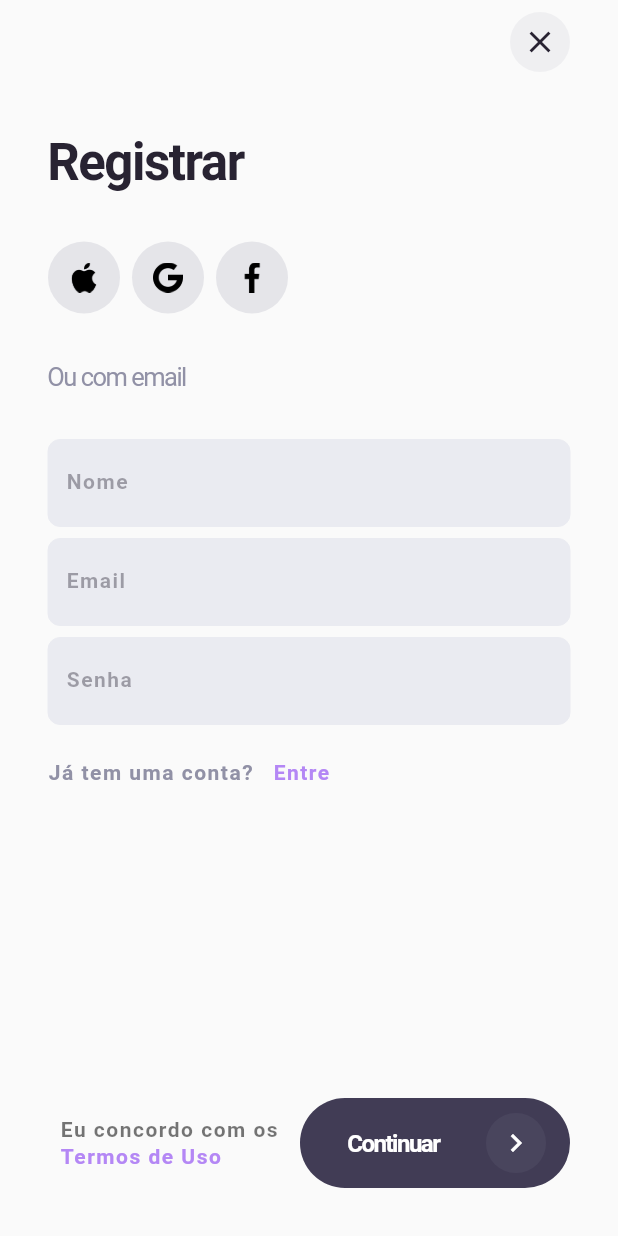
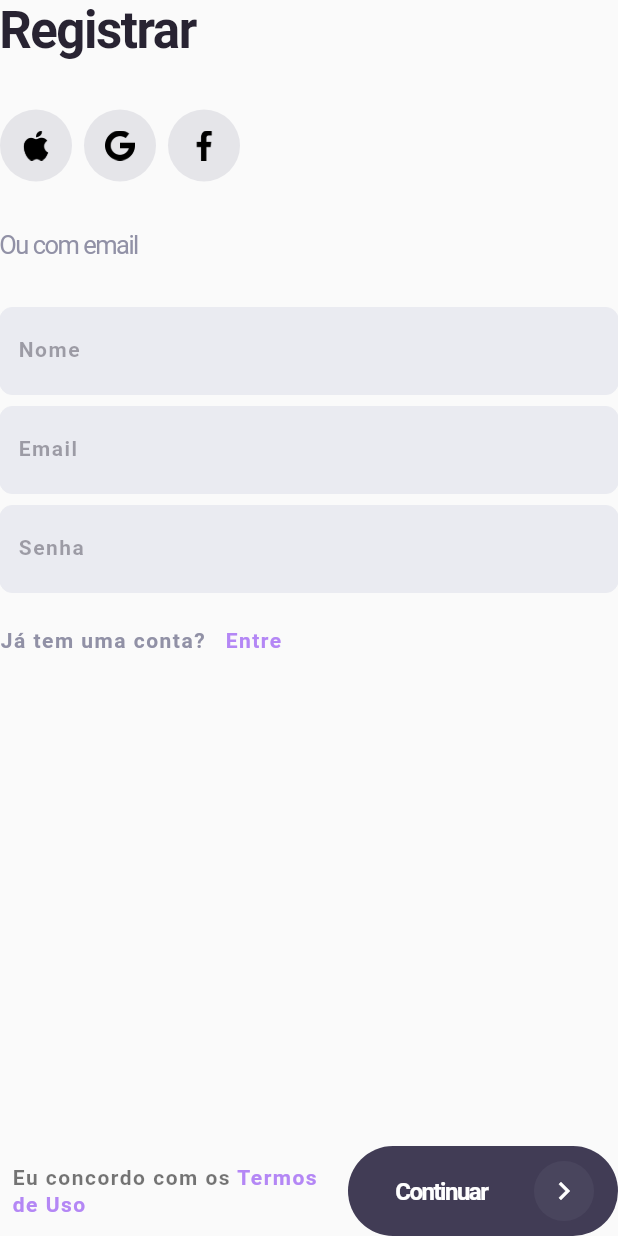
Before and after one commit to yanncabral/vitrine-flutter, a Flutter app: the SignUpPage widget shown alone on an empty page, opened directly, on a phone screen of 412 x 824 dp. Run offline on Flutter 3.47's test engine with Material 2 defaults, Android fonts, the phone set to English and light mode, and no system bars; our stand-ins replace dartz, email_validator, equatable, firebase_core, google_fonts; accounts and stored records are empty; Roboto replaces fonts that are missing (Overpass).

Commit message:
separate SignUpPage in AuthenticationPage

```diff
--- a/lib/main.dart
+++ b/lib/main.dart
@@ -1,8 +1,9 @@
 import 'package:firebase_core/firebase_core.dart';
 import 'package:flutter/material.dart';
+import 'package:vitrine/ui/authentication/authentication_page.dart';
+import 'package:vitrine/ui/authentication/signup_page.dart';
 import 'package:vitrine/ui/design/text_theme.dart';
 import 'package:vitrine/ui/onboarding_page/onboarding_page.dart';
-import 'package:vitrine/ui/signup_page/signup_page.dart';
 
 Future<void> main() async {
   WidgetsFlutterBinding.ensureInitialized();
@@ -24,7 +25,7 @@ class _AppState extends State<App> {
       theme: ThemeData(textTheme: textTheme),
       debugShowCheckedModeBanner: false,
       routes: {
-        '/auth': (context) => SignUpPage(),
+        '/auth': (context) => AuthenticationPage(),
       },
       home: FutureBuilder(
         future: _initialization,
--- a/lib/ui/signup_page/signup_page.dart
+++ b/lib/ui/authentication/signup_page.dart
@@ -9,68 +9,12 @@ import 'package:vitrine/main/factory/domain/view_models/signup_view_model_factor
 import 'package:vitrine/ui/design/components/vanilla_action_button.dart';
 import 'package:vitrine/ui/design/vanilla_color_scheme.dart';
 
-class SignUpPage extends StatefulWidget {
-  @override
-  State<SignUpPage> createState() => _SignUpPageState();
-}
-
-class _SignUpPageState extends State<SignUpPage> {
+class SignUpPage extends StatelessWidget {
   final _presenter = SignUpViewModelFactory.factory;
-  late ScrollController _scrollController;
-  bool isScrolledDown = true;
-
-  @override
-  void initState() {
-    super.initState();
-    _scrollController = ScrollController()
-      ..addListener(() {
-        final newIsScrolledDown = _scrollController.offset <= 0;
-        if (newIsScrolledDown != isScrolledDown) {
-          setState(() {
-            isScrolledDown = newIsScrolledDown;
-          });
-        }
-      });
-  }
-
-  @override
-  void dispose() {
-    _scrollController.dispose();
-    super.dispose();
-  }
 
   @override
   Widget build(BuildContext context) {
-    return Scaffold(
-      resizeToAvoidBottomInset: true,
-      appBar: AppBar(
-        elevation: isScrolledDown ? 0 : 3,
-        backgroundColor: Theme.of(context).scaffoldBackgroundColor,
-        automaticallyImplyLeading: false,
-        actions: [
-          Padding(
-            padding: const EdgeInsets.symmetric(horizontal: 32.0),
-            child: CircleAvatar(
-              backgroundColor: VanillaColorScheme.medium.withOpacity(0.1),
-              child: IconButton(
-                color: VanillaColorScheme.black,
-                onPressed: Navigator.of(context).pop,
-                icon: const Icon(Icons.close),
-              ),
-            ),
-          ),
-        ],
-      ),
-      body: LayoutBuilder(builder: (context, constraint) {
-        return SingleChildScrollView(
-          controller: _scrollController,
-          child: ConstrainedBox(
-            constraints: BoxConstraints(minHeight: constraint.maxHeight),
-            child: IntrinsicHeight(
-              child: SafeArea(
-                child: Padding(
-                  padding: const EdgeInsets.all(32.0),
-                  child: Column(
+    return Column(
       crossAxisAlignment: CrossAxisAlignment.start,
       children: [
         Text(
@@ -97,8 +41,7 @@ class _SignUpPageState extends State<SignUpPage> {
           children: [
             Text(
               "Já tem uma conta?",
-                            style:
-                                Theme.of(context).textTheme.caption?.copyWith(
+              style: Theme.of(context).textTheme.caption?.copyWith(
                     color: VanillaColorScheme.medium,
                   ),
             ),
@@ -106,8 +49,7 @@ class _SignUpPageState extends State<SignUpPage> {
               onPressed: () {},
               child: Text(
                 "Entre",
-                              style:
-                                  Theme.of(context).textTheme.caption?.copyWith(
+                style: Theme.of(context).textTheme.caption?.copyWith(
                       color: VanillaColorScheme.secondary,
                     ),
               ),
@@ -128,12 +70,8 @@ class _SignUpPageState extends State<SignUpPage> {
                       children: [
                         TextSpan(
                           text: "Termos de Uso",
-                                        style: Theme.of(context)
-                                            .textTheme
-                                            .caption
-                                            ?.copyWith(
-                                              color:
-                                                  VanillaColorScheme.secondary,
+                          style: Theme.of(context).textTheme.caption?.copyWith(
+                                color: VanillaColorScheme.secondary,
                               ),
                         ),
                       ]),
@@ -144,9 +82,8 @@ class _SignUpPageState extends State<SignUpPage> {
                 stream: _presenter.isLoadingState,
                 builder: (context, snapshot) {
                   return VanillaActionButton(
-                                  title: snapshot.data == true
-                                      ? "Carregando..."
-                                      : "Continuar",
+                    title:
+                        snapshot.data == true ? "Carregando..." : "Continuar",
                     onPressed: _presenter.submit,
                     colorScheme: Brightness.dark,
                   );
@@ -154,13 +91,6 @@ class _SignUpPageState extends State<SignUpPage> {
           ],
         ),
       ],
-                  ),
-                ),
-              ),
-            ),
-          ),
-        );
-      }),
     );
   }
 
```
Also changed, not shown: lib/ui/authentication/authentication_page.dart (added, +74 -0 lines). Lines whose indentation alone changed are shown as unchanged.
